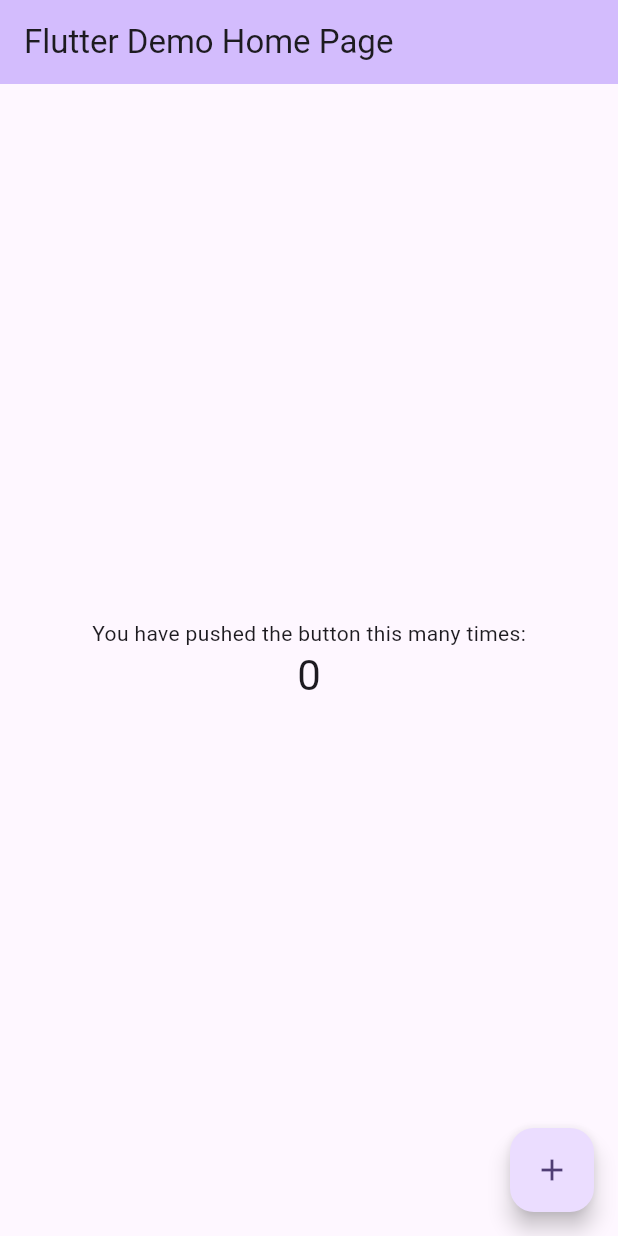
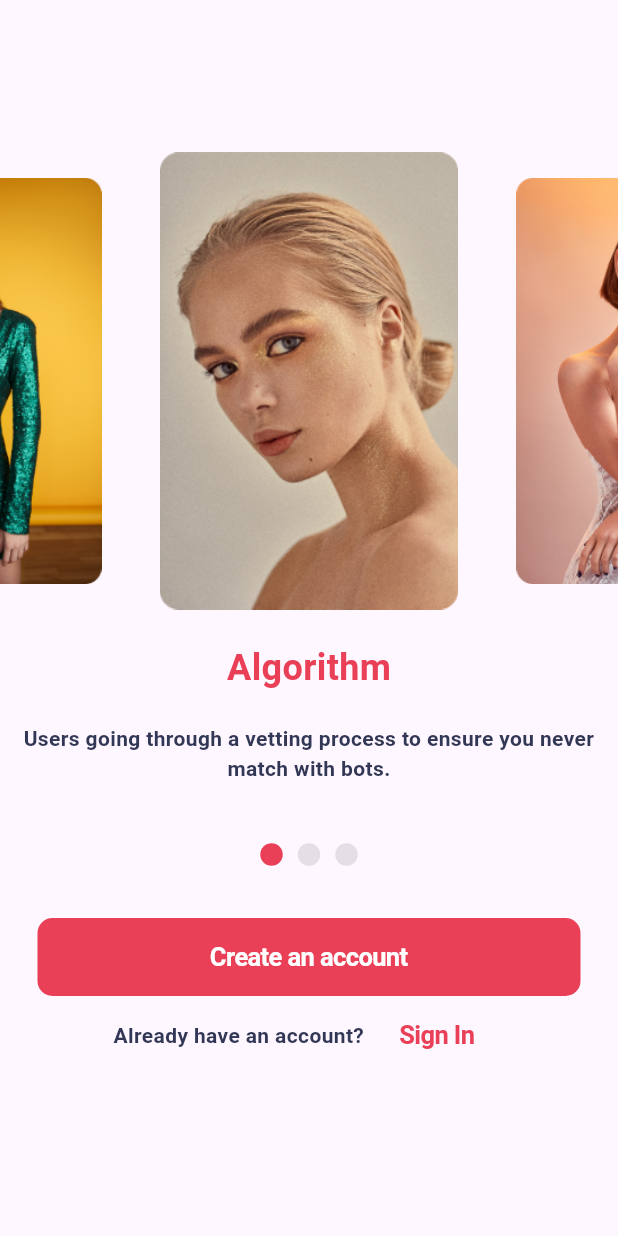
Before and after one commit to ThanhTien3103/dating_app, a Flutter app: the screen it shows after launch, on a phone screen of 412 x 824 dp. Run offline on Flutter 3.47's test engine with Material 3 defaults, Android fonts, the phone set to English and light mode, and no system bars; our stand-ins replace get; Roboto replaces fonts that are missing (Regular).

Commit message:
Add On Boarding View UI

```diff
--- /dev/null
+++ b/lib/bindings.dart
@@ -0,0 +1,9 @@
+import 'package:dating_app/view_model/on_boarding_view_model.dart';
+import 'package:get/get.dart';
+
+class InitBindings extends Bindings {
+  @override
+  void dependencies() {
+    Get.put(OnBoardingViewModel());
+  }
+}
--- /dev/null
+++ b/lib/constant.dart
@@ -0,0 +1,19 @@
+import 'package:flutter/material.dart';
+const fontText = "Regular";
+class OnboardingConstant {
+  static const List<String> images = [
+    "assets/images/onbroadingimage2.png",
+    "assets/images/onbroadingimage1.png",
+    "assets/images/onbroadingimage3.png",
+    "assets/images/onbroadingimage2.png",
+    "assets/images/onbroadingimage1.png",
+  ];
+  static const Color titleColor = Color(0xFFe94057);
+  static const Color textDefaultColor = Color(0xFF323755);
+  static const Color currentSelectColor = Color(0xFFe94057);
+  static Color notCurrentSelectColor = const Color(0xFF000000).withOpacity(0.1);
+  static const Color signUpButtonColor = Color(0xFFe94057);
+  static const TextStyle titleText = TextStyle(color: titleColor,fontSize: 24, fontFamily: fontText, fontWeight: FontWeight.bold);
+  static const TextStyle defaultText = TextStyle(color: OnboardingConstant.textDefaultColor, fontSize: 14, fontFamily: fontText, fontWeight: FontWeight.w600);
+  static const TextStyle signInTextButtonStyle = TextStyle(color: OnboardingConstant.titleColor, fontWeight: FontWeight.bold);
+}
--- a/lib/main.dart
+++ b/lib/main.dart
@@ -1,4 +1,7 @@
+import 'package:dating_app/bindings.dart';
+import 'package:dating_app/view/page/on_boarding_page.dart';
 import 'package:flutter/material.dart';
+import 'package:get/route_manager.dart';
 
 void main() {
   runApp(const MyApp());
@@ -10,116 +13,17 @@ class MyApp extends StatelessWidget {
   // This widget is the root of your application.
   @override
   Widget build(BuildContext context) {
-    return MaterialApp(
+    return GetMaterialApp(
       title: 'Flutter Demo',
       theme: ThemeData(
-        // This is the theme of your application.
-        //
-        // TRY THIS: Try running your application with "flutter run". You'll see
-        // the application has a purple toolbar. Then, without quitting the app,
-        // try changing the seedColor in the colorScheme below to Colors.green
-        // and then invoke "hot reload" (save your changes or press the "hot
-        // reload" button in a Flutter-supported IDE, or press "r" if you used
-        // the command line to start the app).
-        //
-        // Notice that the counter didn't reset back to zero; the application
-        // state is not lost during the reload. To reset the state, use hot
-        // restart instead.
-        //
-        // This works for code too, not just values: Most code changes can be
-        // tested with just a hot reload.
         colorScheme: ColorScheme.fromSeed(seedColor: Colors.deepPurple),
         useMaterial3: true,
       ),
-      home: const MyHomePage(title: 'Flutter Demo Home Page'),
+      initialBinding: InitBindings(),
+      initialRoute: '/onboarding',
+      getPages: [
+        GetPage(name: '/onboarding', page: () => OnBoardingPage(key: UniqueKey(),) ),
+      ],
     );
   }
 }
-
-class MyHomePage extends StatefulWidget {
-  const MyHomePage({super.key, required this.title});
-
-  // This widget is the home page of your application. It is stateful, meaning
-  // that it has a State object (defined below) that contains fields that affect
-  // how it looks.
-
-  // This class is the configuration for the state. It holds the values (in this
-  // case the title) provided by the parent (in this case the App widget) and
-  // used by the build method of the State. Fields in a Widget subclass are
-  // always marked "final".
-
-  final String title;
-
-  @override
-  State<MyHomePage> createState() => _MyHomePageState();
-}
-
-class _MyHomePageState extends State<MyHomePage> {
-  int _counter = 0;
-
-  void _incrementCounter() {
-    setState(() {
-      // This call to setState tells the Flutter framework that something has
-      // changed in this State, which causes it to rerun the build method below
-      // so that the display can reflect the updated values. If we changed
-      // _counter without calling setState(), then the build method would not be
-      // called again, and so nothing would appear to happen.
-      _counter++;
-    });
-  }
-
-  @override
-  Widget build(BuildContext context) {
-    // This method is rerun every time setState is called, for instance as done
-    // by the _incrementCounter method above.
-    //
-    // The Flutter framework has been optimized to make rerunning build methods
-    // fast, so that you can just rebuild anything that needs updating rather
-    // than having to individually change instances of widgets.
-    return Scaffold(
-      appBar: AppBar(
-        // TRY THIS: Try changing the color here to a specific color (to
-        // Colors.amber, perhaps?) and trigger a hot reload to see the AppBar
-        // change color while the other colors stay the same.
-        backgroundColor: Theme.of(context).colorScheme.inversePrimary,
-        // Here we take the value from the MyHomePage object that was created by
-        // the App.build method, and use it to set our appbar title.
-        title: Text(widget.title),
-      ),
-      body: Center(
-        // Center is a layout widget. It takes a single child and positions it
-        // in the middle of the parent.
-        child: Column(
-          // Column is also a layout widget. It takes a list of children and
-          // arranges them vertically. By default, it sizes itself to fit its
-          // children horizontally, and tries to be as tall as its parent.
-          //
-          // Column has various properties to control how it sizes itself and
-          // how it positions its children. Here we use mainAxisAlignment to
-          // center the children vertically; the main axis here is the vertical
-          // axis because Columns are vertical (the cross axis would be
-          // horizontal).
-          //
-          // TRY THIS: Invoke "debug painting" (choose the "Toggle Debug Paint"
-          // action in the IDE, or press "p" in the console), to see the
-          // wireframe for each widget.
-          mainAxisAlignment: MainAxisAlignment.center,
-          children: <Widget>[
-            const Text(
-              'You have pushed the button this many times:',
-            ),
-            Text(
-              '$_counter',
-              style: Theme.of(context).textTheme.headlineMedium,
-            ),
-          ],
-        ),
-      ),
-      floatingActionButton: FloatingActionButton(
-        onPressed: _incrementCounter,
-        tooltip: 'Increment',
-        child: const Icon(Icons.add),
-      ), // This trailing comma makes auto-formatting nicer for build methods.
-    );
-  }
-}
--- /dev/null
+++ b/lib/view/page/on_boarding_page.dart
@@ -0,0 +1,126 @@
+import 'package:dating_app/view/widget/button_widget.dart';
+import 'package:dating_app/view_model/on_boarding_view_model.dart';
+import 'package:flutter/cupertino.dart';
+import 'package:flutter/material.dart';
+import 'package:dating_app/constant.dart';
+import 'package:get/get.dart';
+
+class OnBoardingPage extends StatelessWidget {
+  const OnBoardingPage({required Key key}) : super(key: key);
+
+  Widget buildDot(Color color) {
+    return Container(
+      width: 10,
+      height: 10,
+      decoration: BoxDecoration(
+        shape: BoxShape.circle,
+        color: color,
+      ),
+    );
+  }
+
+  @override
+  Widget build(BuildContext context) {
+    final controller = Get.find<OnBoardingViewModel>();
+
+    return Scaffold(
+        body: Obx(
+      () => Column(
+        children: [
+          const Spacer(),
+          Flexible(
+            flex: 4,
+            child: PageView.builder(
+              itemCount: OnboardingConstant.images.length,
+              onPageChanged: (index) {
+                if (index < 1) {
+                  controller.pageController.jumpToPage(1);
+                } else if (index > 3) {
+                  controller.pageController.jumpToPage(3);
+                } else {
+                  controller.changePage(index);
+                }
+              },
+              controller: controller.pageController,
+              physics: const BouncingScrollPhysics(),
+              itemBuilder: (context, index) {
+                return ClipRect(
+                  child: Align(
+                    alignment: Alignment.center,
+                    child: Transform.scale(
+                      scale: index == controller.currentPage.value ? 0.9 : 0.8,
+                      alignment: FractionalOffset.center,
+                      child: Image.asset(
+                        OnboardingConstant.images[index],
+                        fit: BoxFit.cover,
+                      ),
+                    ),
+                  ),
+                );
+              },
+            ),
+          ),
+          Flexible(
+              flex: 1,
+              child: Padding(
+                padding: const EdgeInsets.all(5),
+                child: Text(
+                  controller.titles[controller.currentPage.value - 1],
+                  style: OnboardingConstant.titleText,
+                ),
+              )),
+          const SizedBox(height: 10),
+          Flexible(
+              flex: 1,
+              child: Padding(
+                padding: const EdgeInsets.all(5),
+                child: Text(
+                  controller.contents[controller.currentPage.value - 1],
+                  style: OnboardingConstant.defaultText,
+                  textAlign: TextAlign.center,
+                ),
+              )),
+          Flexible(
+              flex: 1,
+              child: Align(
+                alignment: Alignment.center,
+                child: Row(
+                  mainAxisAlignment: MainAxisAlignment.center,
+                  children: List.generate(
+                      3,
+                      (index) => Container(
+                            width: 15,
+                            height: 15,
+                            margin: const EdgeInsets.symmetric(horizontal: 5),
+                            // Add margin between dots
+                            child: buildDot(
+                                (controller.currentPage.value == index + 1)
+                                    ? OnboardingConstant.currentSelectColor
+                                    : OnboardingConstant.notCurrentSelectColor),
+                          )),
+                ),
+              )),
+          Flexible(
+              flex: 1,
+              child: ButtonWidget(
+                title: 'Create an account',
+                onpress: () {},
+              )),
+          Row(
+            mainAxisAlignment: MainAxisAlignment.center,
+            children: [
+              const Text(
+                'Already have an account? ',
+                style: OnboardingConstant.defaultText,
+              ),
+              CupertinoButton(
+                  child: const Text('Sign In',
+                      style: OnboardingConstant.signInTextButtonStyle),
+                  onPressed: () {})
+            ],
+          )
+        ],
+      ),
+    ));
+  }
+}
--- /dev/null
+++ b/lib/view/widget/button_widget.dart
@@ -0,0 +1,24 @@
+import 'package:flutter/cupertino.dart';
+import 'package:dating_app/constant.dart';
+class ButtonWidget extends StatelessWidget {
+  final String title;
+  final Function() onpress;
+  const ButtonWidget({super.key, required this.title, required this.onpress});
+
+  @override
+  Widget build(BuildContext context) {
+    return Container(
+      width: MediaQuery.of(context).size.width - 50,
+      decoration: BoxDecoration(
+          borderRadius: BorderRadius.circular(10),
+          color: OnboardingConstant.signUpButtonColor
+      ),
+      child: CupertinoButton(
+        onPressed: onpress,
+
+        child: Text(title, style: const TextStyle(color: CupertinoColors.white, fontWeight: FontWeight.bold),),
+      ),
+    );
+  }
+
+}
--- /dev/null
+++ b/lib/view_model/on_boarding_view_model.dart
@@ -0,0 +1,19 @@
+import 'package:flutter/cupertino.dart';
+import 'package:get/get.dart';
+class OnBoardingViewModel extends GetxController {
+  var currentPage = 1.obs;
+  final PageController pageController = PageController(initialPage: 1, viewportFraction: 0.55);
+  var contents = [
+    'Users going through a vetting process to ensure you never match with bots.',
+    'We match you with people that have a large array of similar interests.',
+    'Sign up today and enjoy the first month of premium benefits on us.',
+  ];
+  var titles = [
+    'Algorithm',
+    'Matches',
+    'Premium',
+  ];
+  void changePage(int index){
+    currentPage.value = index;
+  }
+}
```
Also changed, not shown: pubspec.yaml (+6 -3 lines), assets/images/onbroadingimage1.png (added), assets/images/onbroadingimage2.png (added), assets/images/onbroadingimage3.png (added), pubspec.lock.
